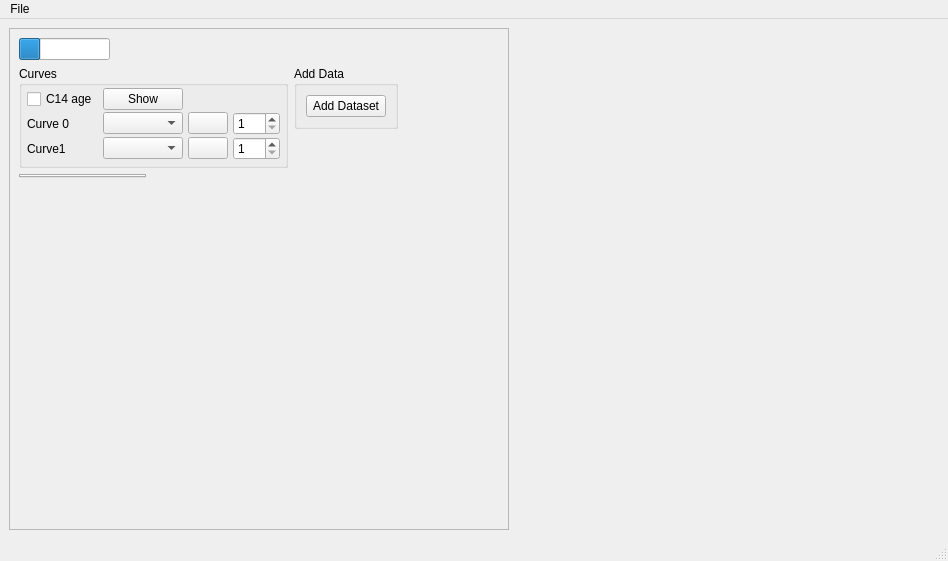
Before: the Qt Designer form Library/UIFiles/MainWindow.ui in Theserich/Wigglematcher, drawn with Qt 5.
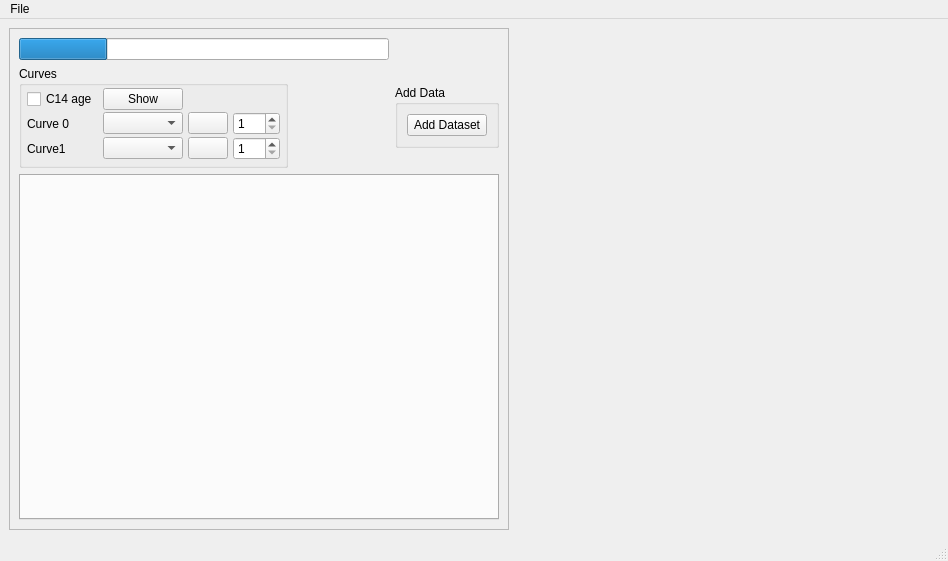
After: the same form once the commit is applied. Custom widgets are drawn as their Qt base class.

Patch:
```diff
--- a/Library/UIFiles/MainWindow.ui
+++ b/Library/UIFiles/MainWindow.ui
@@ -56,24 +56,8 @@
          <height>500</height>
         </rect>
        </property>
-       <layout class="QFormLayout" name="formLayout">
-        <item row="0" column="0">
-         <widget class="QProgressBar" name="progressBar">
-          <property name="styleSheet">
-           <string notr="true"/>
-          </property>
-          <property name="value">
-           <number>24</number>
-          </property>
-          <property name="invertedAppearance">
-           <bool>false</bool>
-          </property>
-          <property name="format">
-           <string/>
-          </property>
-         </widget>
-        </item>
-        <item row="1" column="0">
+       <layout class="QGridLayout" name="gridLayout_2">
+        <item row="3" column="0">
          <widget class="QGroupBox" name="groupBox">
           <property name="sizePolicy">
            <sizepolicy hsizetype="Fixed" vsizetype="Fixed">
@@ -180,7 +164,7 @@
           </layout>
          </widget>
         </item>
-        <item row="1" column="1">
+        <item row="3" column="1">
          <widget class="QGroupBox" name="groupBox_2">
           <property name="sizePolicy">
            <sizepolicy hsizetype="Fixed" vsizetype="Fixed">
@@ -202,7 +186,23 @@
           </layout>
          </widget>
         </item>
-        <item row="2" column="0">
+        <item row="0" column="0">
+         <widget class="QProgressBar" name="progressBar">
+          <property name="styleSheet">
+           <string notr="true"/>
+          </property>
+          <property name="value">
+           <number>24</number>
+          </property>
+          <property name="invertedAppearance">
+           <bool>false</bool>
+          </property>
+          <property name="format">
+           <string/>
+          </property>
+         </widget>
+        </item>
+        <item row="4" column="0" colspan="2">
          <widget class="EditableTabWidget" name="tabWidget">
           <property name="sizePolicy">
            <sizepolicy hsizetype="Preferred" vsizetype="Preferred">
```
